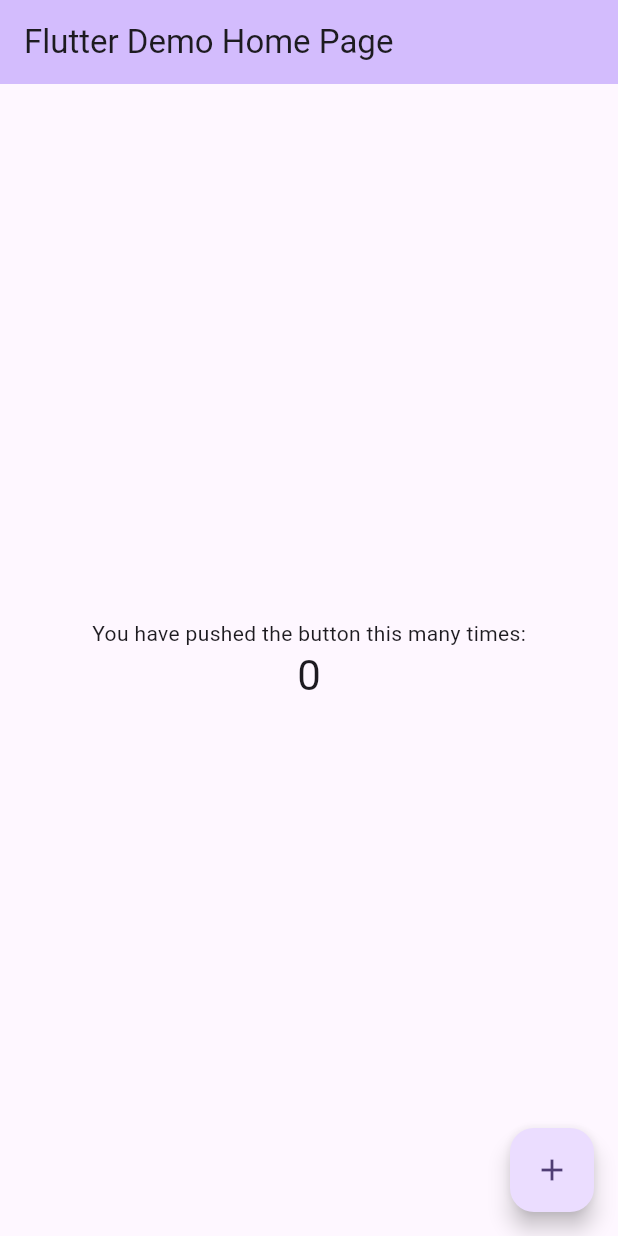
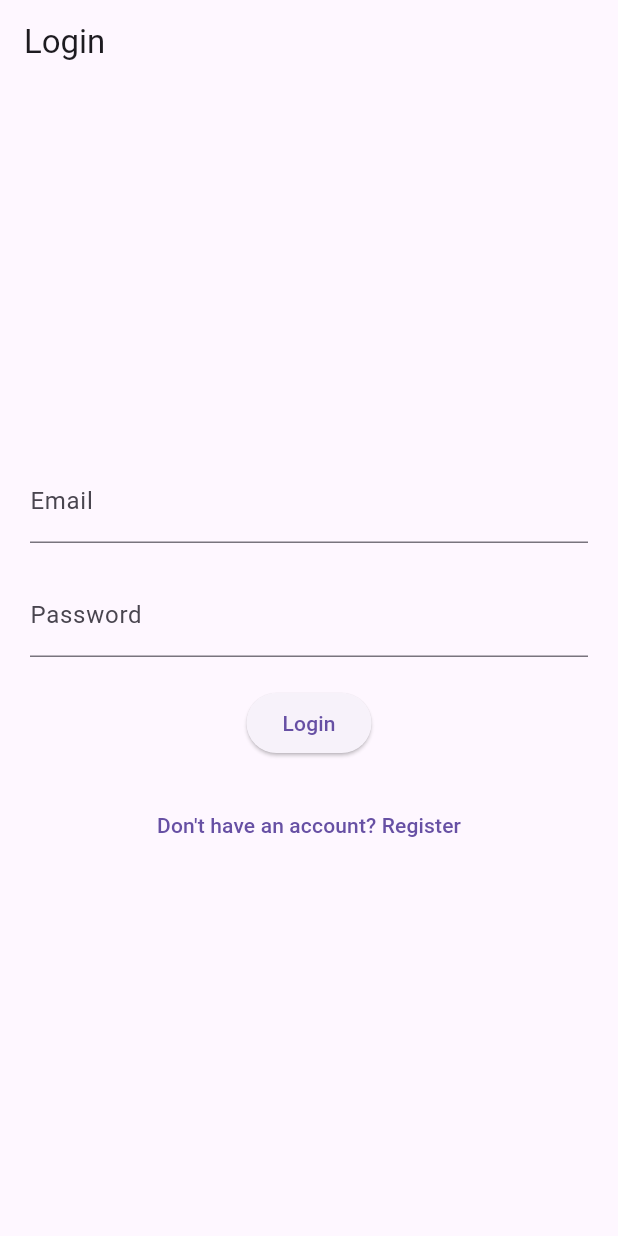
Before and after one commit to epicestudar/Flutter, a Flutter app: the screen it shows after launch, on a phone screen of 412 x 824 dp. Run offline on Flutter 3.47's test engine with Material 3 defaults, Android fonts, the phone set to English and light mode, and no system bars; our stand-ins replace shared_preferences, sqflite; missing offline and left inert: dart:html; accounts and stored records are empty.

Commit message:
inicio do projeto

```diff
--- a/atividade_somativa2/lib/main.dart
+++ b/atividade_somativa2/lib/main.dart
@@ -1,125 +1,112 @@
 import 'package:flutter/material.dart';
 
 void main() {
-  runApp(const MyApp());
+  runApp(MyApp());
 }
 
 class MyApp extends StatelessWidget {
-  const MyApp({super.key});
-
-  // This widget is the root of your application.
   @override
   Widget build(BuildContext context) {
     return MaterialApp(
-      title: 'Flutter Demo',
-      theme: ThemeData(
-        // This is the theme of your application.
-        //
-        // TRY THIS: Try running your application with "flutter run". You'll see
-        // the application has a purple toolbar. Then, without quitting the app,
-        // try changing the seedColor in the colorScheme below to Colors.green
-        // and then invoke "hot reload" (save your changes or press the "hot
-        // reload" button in a Flutter-supported IDE, or press "r" if you used
-        // the command line to start the app).
-        //
-        // Notice that the counter didn't reset back to zero; the application
-        // state is not lost during the reload. To reset the state, use hot
-        // restart instead.
-        //
-        // This works for code too, not just values: Most code changes can be
-        // tested with just a hot reload.
-        colorScheme: ColorScheme.fromSeed(seedColor: Colors.deepPurple),
-        useMaterial3: true,
-      ),
-      home: const MyHomePage(title: 'Flutter Demo Home Page'),
+      home: LoginPage(),
     );
   }
 }
 
-class MyHomePage extends StatefulWidget {
-  const MyHomePage({super.key, required this.title});
-
-  // This widget is the home page of your application. It is stateful, meaning
-  // that it has a State object (defined below) that contains fields that affect
-  // how it looks.
-
-  // This class is the configuration for the state. It holds the values (in this
-  // case the title) provided by the parent (in this case the App widget) and
-  // used by the build method of the State. Fields in a Widget subclass are
-  // always marked "final".
-
-  final String title;
-
-  @override
-  State<MyHomePage> createState() => _MyHomePageState();
-}
-
-class _MyHomePageState extends State<MyHomePage> {
-  int _counter = 0;
-
-  void _incrementCounter() {
-    setState(() {
-      // This call to setState tells the Flutter framework that something has
-      // changed in this State, which causes it to rerun the build method below
-      // so that the display can reflect the updated values. If we changed
-      // _counter without calling setState(), then the build method would not be
-      // called again, and so nothing would appear to happen.
-      _counter++;
-    });
-  }
-
+class LoginPage extends StatelessWidget {
   @override
   Widget build(BuildContext context) {
-    // This method is rerun every time setState is called, for instance as done
-    // by the _incrementCounter method above.
-    //
-    // The Flutter framework has been optimized to make rerunning build methods
-    // fast, so that you can just rebuild anything that needs updating rather
-    // than having to individually change instances of widgets.
     return Scaffold(
       appBar: AppBar(
-        // TRY THIS: Try changing the color here to a specific color (to
-        // Colors.amber, perhaps?) and trigger a hot reload to see the AppBar
-        // change color while the other colors stay the same.
-        backgroundColor: Theme.of(context).colorScheme.inversePrimary,
-        // Here we take the value from the MyHomePage object that was created by
-        // the App.build method, and use it to set our appbar title.
-        title: Text(widget.title),
+        title: Text('Login'),
       ),
-      body: Center(
-        // Center is a layout widget. It takes a single child and positions it
-        // in the middle of the parent.
+      body: Padding(
+        padding: EdgeInsets.all(20.0),
         child: Column(
-          // Column is also a layout widget. It takes a list of children and
-          // arranges them vertically. By default, it sizes itself to fit its
-          // children horizontally, and tries to be as tall as its parent.
-          //
-          // Column has various properties to control how it sizes itself and
-          // how it positions its children. Here we use mainAxisAlignment to
-          // center the children vertically; the main axis here is the vertical
-          // axis because Columns are vertical (the cross axis would be
-          // horizontal).
-          //
-          // TRY THIS: Invoke "debug painting" (choose the "Toggle Debug Paint"
-          // action in the IDE, or press "p" in the console), to see the
-          // wireframe for each widget.
           mainAxisAlignment: MainAxisAlignment.center,
           children: <Widget>[
-            const Text(
-              'You have pushed the button this many times:',
+            TextField(
+              decoration: InputDecoration(
+                labelText: 'Email',
+              ),
             ),
-            Text(
-              '$_counter',
-              style: Theme.of(context).textTheme.headlineMedium,
+            SizedBox(height: 20.0),
+            TextField(
+              obscureText: true,
+              decoration: InputDecoration(
+                labelText: 'Password',
+              ),
+            ),
+            SizedBox(height: 20.0),
+            ElevatedButton(
+              onPressed: () {
+                // Implementar a lógica de login aqui
+              },
+              child: Text('Login'),
+            ),
+            SizedBox(height: 20.0),
+            TextButton(
+              onPressed: () {
+                Navigator.push(
+                  context,
+                  MaterialPageRoute(builder: (context) => RegisterPage()),
+                );
+              },
+              child: Text('Don\'t have an account? Register'),
             ),
           ],
         ),
       ),
-      floatingActionButton: FloatingActionButton(
-        onPressed: _incrementCounter,
-        tooltip: 'Increment',
-        child: const Icon(Icons.add),
-      ), // This trailing comma makes auto-formatting nicer for build methods.
     );
   }
 }
+
+class RegisterPage extends StatelessWidget {
+  @override
+  Widget build(BuildContext context) {
+    return Scaffold(
+      appBar: AppBar(
+        title: Text('Register'),
+      ),
+      body: Padding(
+        padding: EdgeInsets.all(20.0),
+        child: Column(
+          mainAxisAlignment: MainAxisAlignment.center,
+          children: <Widget>[
+            TextField(
+              decoration: InputDecoration(
+                labelText: 'Name',
+              ),
+            ),
+            SizedBox(height: 20.0),
+            TextField(
+              decoration: InputDecoration(
+                labelText: 'Email',
+              ),
+            ),
+            SizedBox(height: 20.0),
+            TextField(
+              obscureText: true,
+              decoration: InputDecoration(
+                labelText: 'Password',
+              ),
+            ),
+            SizedBox(height: 20.0),
+            TextField(
+              decoration: InputDecoration(
+                labelText: 'Phone',
+              ),
+            ),
+            SizedBox(height: 20.0),
+            ElevatedButton(
+              onPressed: () {
+                // Implementar a lógica de cadastro aqui
+              },
+              child: Text('Register'),
+            ),
+          ],
+        ),
+      ),
+    );
+  }
+}
--- a/atividade_somativa2/lib/rascunho.txt
+++ b/atividade_somativa2/lib/rascunho.txt
@@ -0,0 +1,7 @@
+tela inicial - login - insrir nome de usuario/email e senha - botao entrar e botao cadastrar
+
+SE ela não tiver login, criar página com formulário de cadastro e preferências do usuário
+
+dps do cadastro ser feito e ele conseguir efetuar o login, abrirá uma outra página simples com as preferências do usuário (idioma, modo escuro ou claro e tamanho da fonte)
+
+as preferencias do usuário podem ser cadastradas já no formulário OU ser padrão no primeiro acesso dele e dps ele muda conforme as suas preferências
--- a/atividade_somativa2/pubspec.yaml
+++ b/atividade_somativa2/pubspec.yaml
@@ -35,6 +35,9 @@ dependencies:
   # The following adds the Cupertino Icons font to your application.
   # Use with the CupertinoIcons class for iOS style icons.
   cupertino_icons: ^1.0.2
+  sqflite: ^2.3.2
+  path: ^1.8.3
+  path_provider: ^2.1.2
 
 dev_dependencies:
   flutter_test:
```
Also changed, not shown: atividade_somativa2/lib/Model/usuario.dart (added, +15 -0 lines), atividade_somativa2/pubspec.lock, 1 other file.
